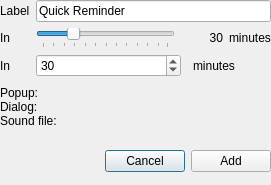
First picture: the form in data/ui/QuickDialog.ui, repository eu21/remindor-qt, before the edit.
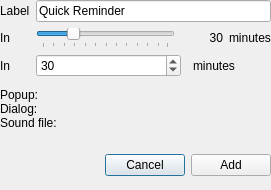
Second picture: the form after the edit. Icons and pictures are not drawn.

Patch:
```diff
--- a/data/ui/QuickDialog.ui
+++ b/data/ui/QuickDialog.ui
@@ -7,7 +7,7 @@
     <x>0</x>
     <y>0</y>
     <width>271</width>
-    <height>185</height>
+    <height>190</height>
    </rect>
   </property>
   <property name="windowTitle">
```
Left out of the diff: 3 changed lines with no effect on the pictures.
